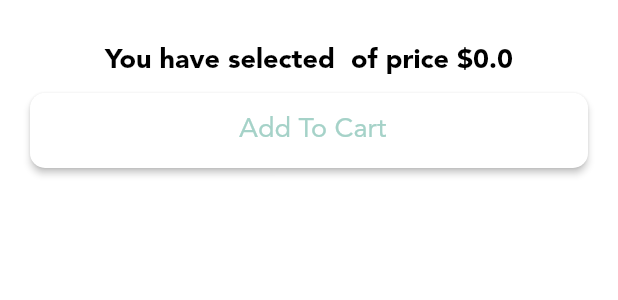
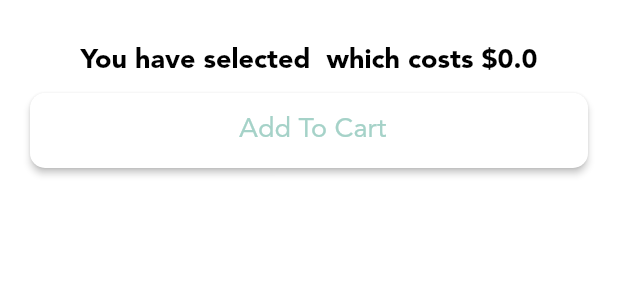
Before and after one commit to ashim-kansal/Malibu, a Flutter app: the CustomProductSelectedDialog widget shown alone on an empty page, opened directly with empty values, on a phone screen of 412 x 824 dp. Shown: the top 300 px of the screen. Run offline on Flutter 3.47's test engine with Material 2 defaults, Android fonts, the phone set to English and light mode, and no system bars; our stand-ins replace cached_network_image, dartz, equatable, flutter_bloc, get_it, rxdart and 1 more; missing offline and left inert: square_in_app_payments; accounts and stored records are empty; network calls fail.

Commit message:
bug fixed

```diff
--- a/lib/components/OrderSuccessDialog.dart
+++ b/lib/components/OrderSuccessDialog.dart
@@ -150,7 +150,7 @@ class CustomProductSelectedDialog extends StatelessWidget {
             Center(child: Text(
               'You have selected ' +
                   name +
-                  " of price \$" +
+                  " which costs \$" +
                   (element.price/100).toString(),
               textAlign: TextAlign.center,
               style: TextStyle(
```
Also changed, not shown: lib/presentation/pages/cart_page.dart (+6 -1 lines).
